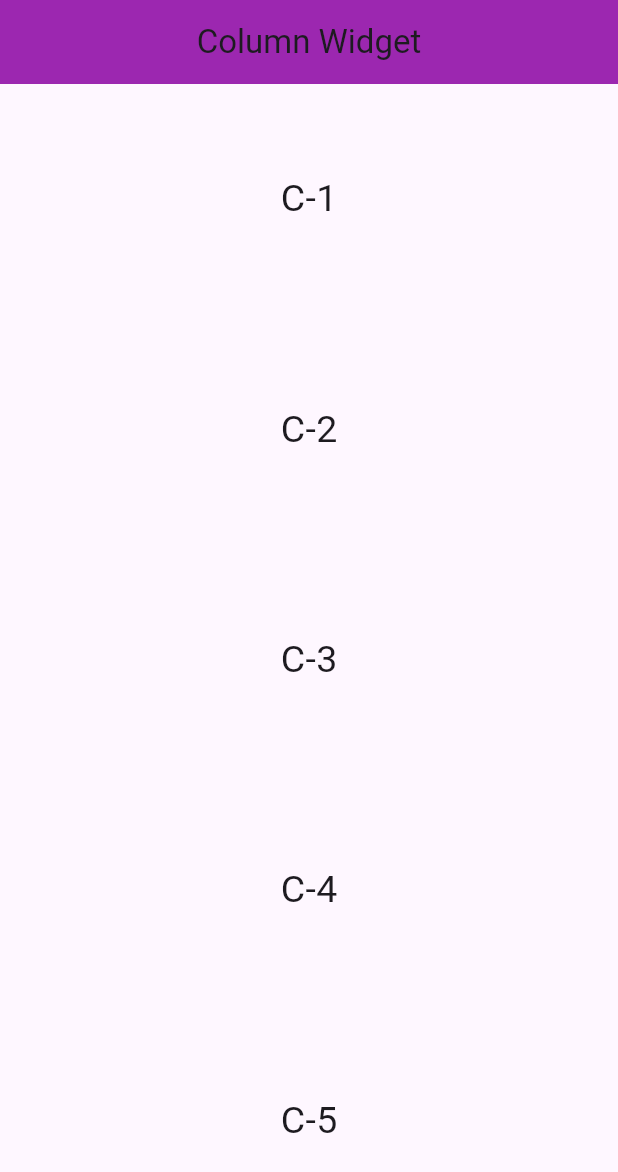
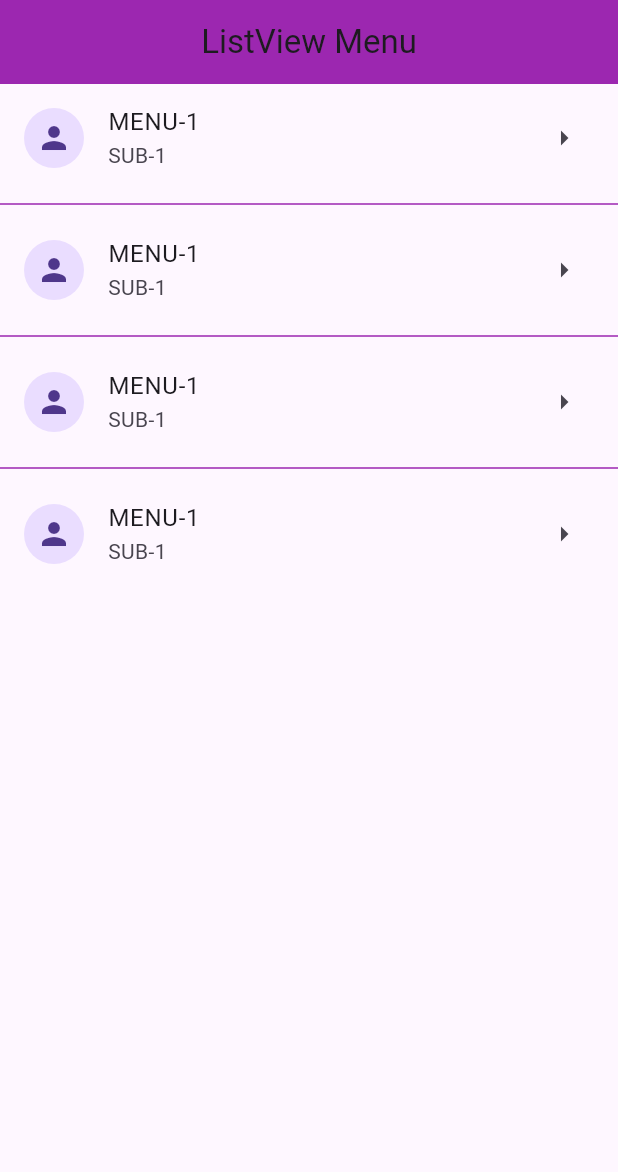
Before and after one commit to samchat2561/week15-mobile-C2-22569, a Flutter app: the screen it shows after launch, on a phone screen of 412 x 824 dp. Shown: the top 1172 px of the screen. Run offline on Flutter 3.47's test engine with Material 3 defaults, Android fonts, the phone set to English and light mode, and no system bars.

Commit message:
update feture/listview menu

```diff
--- a/lib/main.dart
+++ b/lib/main.dart
@@ -1,5 +1,5 @@
 import 'package:flutter/material.dart';
-import 'package:flutter_week15/views/column_page.dart';
+import 'package:flutter_week15/views/listview_menu.dart';
 
 void main() {
   runApp(MyApp());
@@ -10,6 +10,6 @@ class MyApp extends StatelessWidget {
 
   @override
   Widget build(BuildContext context) {
-    return MaterialApp(home: ColumnPage());
+    return MaterialApp(home: ListviewMenu());
   }
 }
--- /dev/null
+++ b/lib/views/listview_menu.dart
@@ -0,0 +1,35 @@
+import 'package:flutter/material.dart';
+
+class ListviewMenu extends StatelessWidget {
+  const ListviewMenu({super.key});
+
+  @override
+  Widget build(BuildContext context) {
+    return Scaffold(
+      appBar: AppBar(
+        centerTitle: true,
+        backgroundColor: Colors.purple,
+        title: Text("ListView Menu"),
+      ),
+      body: Container(
+        child: ListView.separated(
+          itemBuilder: (context, index) {
+            return ListTile(
+              title: Text("MENU-1"),
+              subtitle: Text("SUB-1"),
+              leading: CircleAvatar(child: Icon(Icons.person)),
+              trailing: Icon(Icons.arrow_right),
+              onTap: () {
+                debugPrint("MENU-1");
+              },
+            );
+          },
+          separatorBuilder: (context, index) {
+            return Divider(color: Colors.purple);
+          },
+          itemCount: 4,
+        ),
+      ),
+    );
+  }
+}
```
